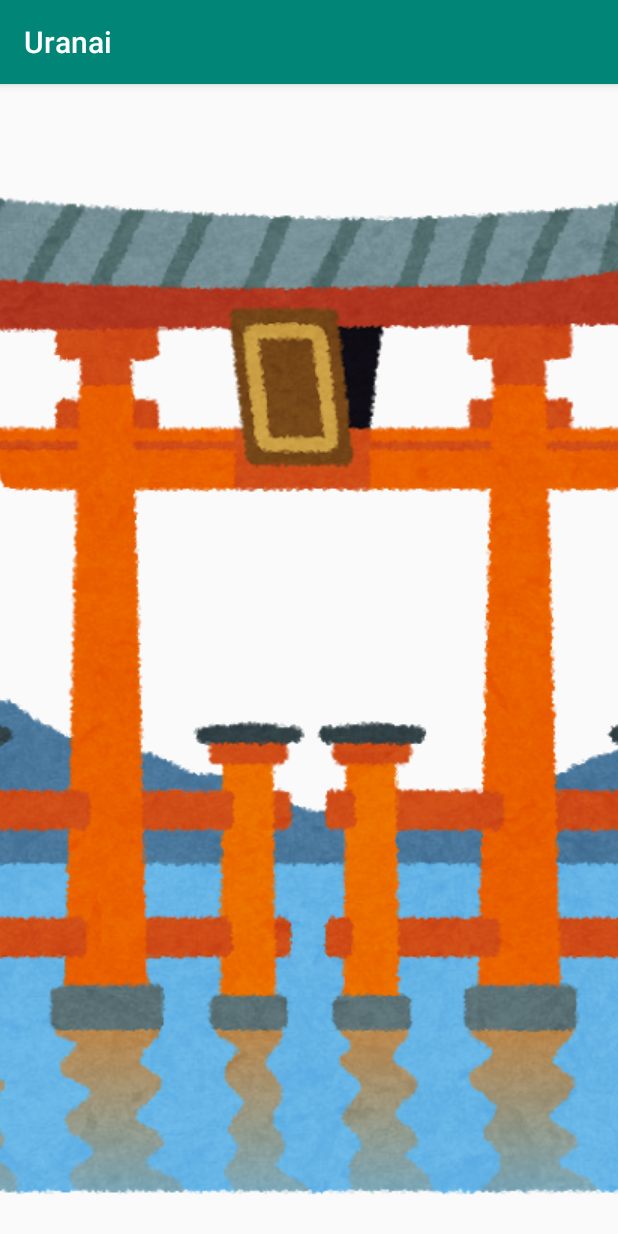
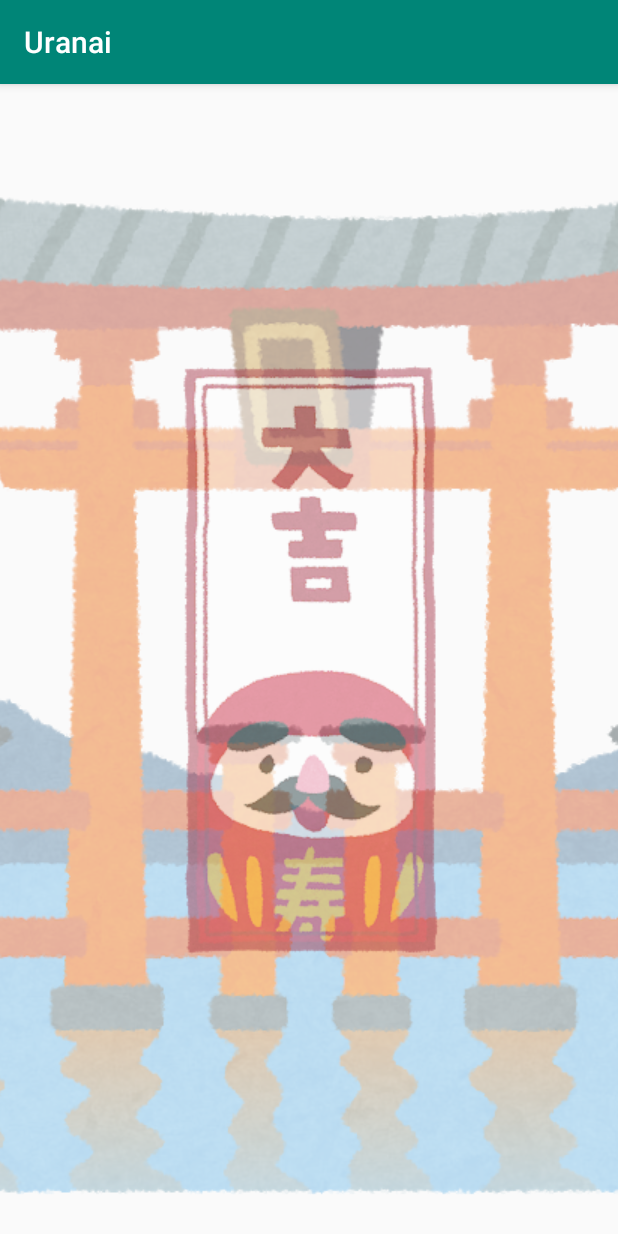
Before and after one commit to yoshida0261/Uranai, an Android app: the screen it shows after launch (MainActivity), after a tap on an icon or button, on a phone screen of 412 x 824 dp. Run offline under Robolectric (Android 15) with nearby library versions, the phone set to English and light mode, and no system bars.

Commit message:
feat: 消えて表示のアニメーションを実装

```diff
--- a/app/src/main/java/com/stah/uranai/MainActivity.kt
+++ b/app/src/main/java/com/stah/uranai/MainActivity.kt
@@ -1,8 +1,9 @@
 package com.stah.uranai
 
+import android.animation.AnimatorSet
 import android.animation.ObjectAnimator
 import android.os.Bundle
-import android.view.View.ALPHA
+import android.view.View
 import android.view.animation.AnimationUtils
 import androidx.appcompat.app.AppCompatActivity
 import kotlinx.android.synthetic.main.activity_main.*
@@ -14,13 +15,43 @@ class MainActivity : AppCompatActivity() {
         super.onCreate(savedInstanceState)
         setContentView(R.layout.activity_main)
 
+        ObjectAnimator.ofFloat(daikiti, "alpha", 0.0f)
+            .start()
+
         imageView.setImageResource(R.drawable.panda1)
 
         //findViewById(R.id.monster).startAnimation(AnimationUtils.loadAnimation(this, R.anim.a1));
         imageView.startAnimation(AnimationUtils.loadAnimation(this, R.anim.updown))
         imageView.setOnClickListener {
-            val fadeAltAnim = ObjectAnimator.ofFloat(it, "alpha", 0.0f)
-            fadeAltAnim.start()
+
+            val panda = ObjectAnimator.ofFloat(it, "alpha", 0.0f)
+                .setDuration(1000)
+
+
+            val jinja1 = ObjectAnimator.ofFloat(backgroundJinja, "alpha", 0.0f)
+                .setDuration(1000)
+
+            val anime = AnimatorSet()
+            anime.playTogether(panda, jinja1)
+
+
+
+
+            val daikiti = ObjectAnimator.ofFloat(daikiti, "alpha", 0.1f, 1.0f)
+                .setDuration(3000)
+            val jinja2 = ObjectAnimator.ofFloat(backgroundJinja, "alpha", 0.1f, 1.0f)
+                .setDuration(3000)
+
+
+            //anime.playSequentially(anime2)
+            anime.start()
+
+            val anime2 = AnimatorSet()
+            anime2.playTogether(daikiti, jinja2)
+            anime2.startDelay = 1000
+            anime2.start()
+
+
         }
 
 //        val fadeAnim = ObjectAnimator.ofFloat(imageView, "alpha", 0.2f)
--- a/app/src/main/res/layout/activity_main.xml
+++ b/app/src/main/res/layout/activity_main.xml
@@ -5,6 +5,7 @@
     android:layout_width="match_parent"
     android:layout_height="match_parent"
     tools:context=".MainActivity">
+
 
     <ImageView
         android:id="@+id/backgroundJinja"
@@ -27,5 +28,25 @@
         app:layout_constraintTop_toTopOf="parent"
         app:srcCompat="@mipmap/ic_launcher" />
 
+    <ImageView
+        android:id="@+id/star"
+        android:layout_width="wrap_content"
+        android:layout_height="wrap_content"
+        android:visibility="gone"
+        app:layout_constraintEnd_toEndOf="parent"
+        app:layout_constraintStart_toStartOf="parent"
+        app:layout_constraintTop_toBottomOf="parent"
+        app:srcCompat="@drawable/star" />
+
+    <ImageView
+        android:id="@+id/daikiti"
+        android:layout_width="wrap_content"
+        android:layout_height="wrap_content"
+        app:layout_constraintBottom_toBottomOf="parent"
+        app:layout_constraintEnd_toEndOf="parent"
+        app:layout_constraintStart_toStartOf="parent"
+        app:layout_constraintTop_toTopOf="parent"
+        app:srcCompat="@drawable/omikuji_daikichi" />
+
 
 </androidx.constraintlayout.widget.ConstraintLayout>
```
Also changed, not shown: app/src/main/res/drawable-v24/omikuji_daikichi.png (added), app/src/main/res/drawable-v24/star.png (added).
